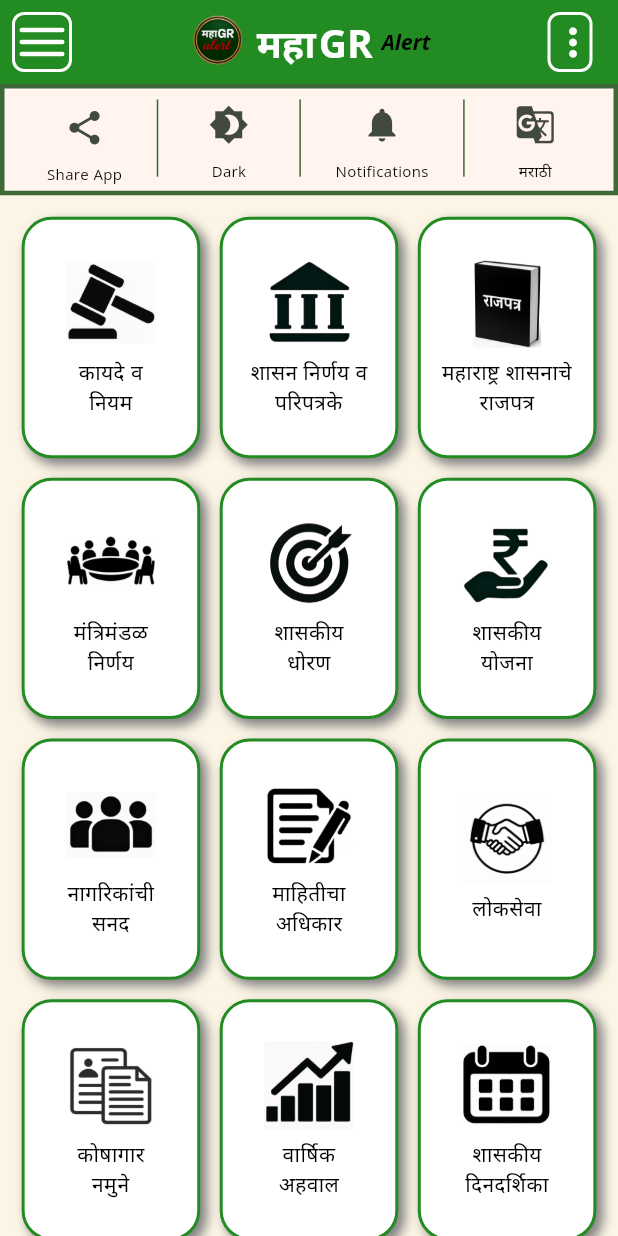
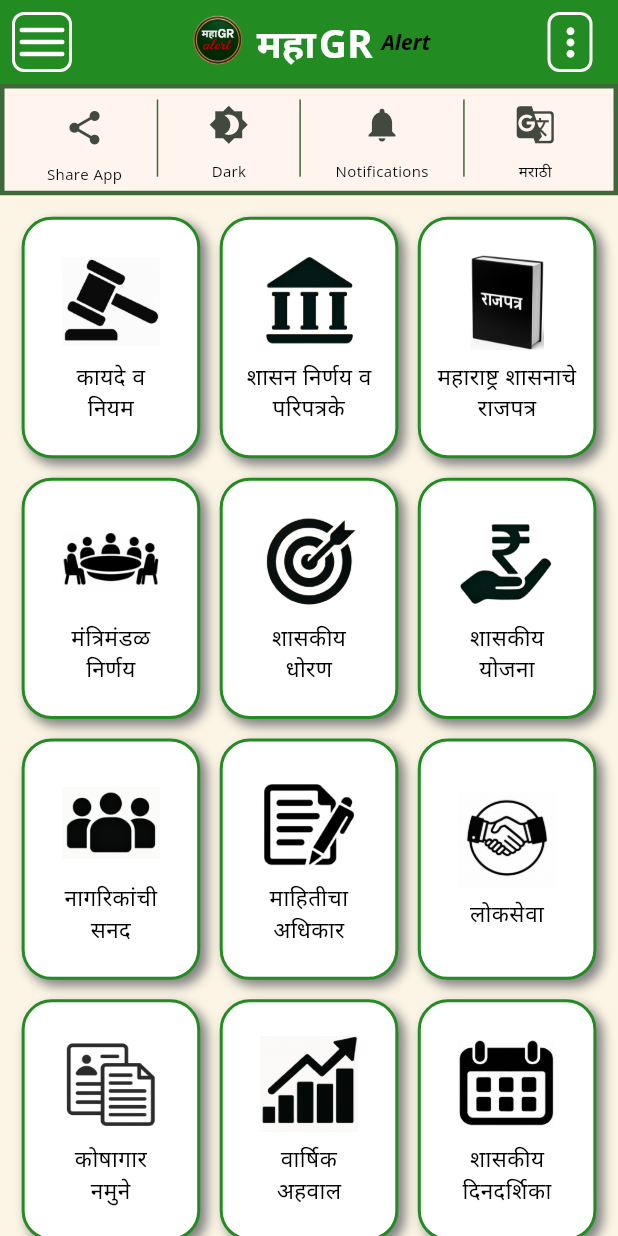
Before and after one commit to aawalimbe/mahagr-app, a Flutter app: the HomePage screen opened directly, on a phone screen of 412 x 824 dp. Run offline on Flutter 3.47's test engine with Material 3 defaults, Android fonts, the phone set to English and light mode, and no system bars; our stand-ins replace dio, file_picker, firebase_core, flutter_screenutil, google_nav_bar, share_plus and 1 more; missing offline and left inert: pdfx; accounts and stored records are empty; network calls fail.

Commit message:
time: 5.54 d: 29/12/25

```diff
--- a/lib/pages/home_page.dart
+++ b/lib/pages/home_page.dart
@@ -154,8 +154,8 @@
                                         children: [
                                           Image.asset(
                                             department['logo'],
-                                            width: isWide ? 55 : 60,
-                                            height: isWide ? 55 : 60,
+                                            width: isWide ? 55 : 65,
+                                            height: isWide ? 55 : 65,
                                             fit: BoxFit.contain,
                                           ),
                                           const SizedBox(height: 6),
@@ -166,8 +166,8 @@
                                             overflow: TextOverflow.ellipsis,
                                             style: AppTextStyles.regular(
                                               lang == 'mar'
-                                                  ? (isWide ? 13 : 14)
-                                                  : (isWide ? 11 : 12),
+                                                  ? (isWide ? 13 : 15)
+                                                  : (isWide ? 11 : 13),
                                             ).copyWith(
                                               color:
                                                   themeProvider.isDarkMode
```
Also changed, not shown: lib/reusable_or_snipit_widgets/appbar.dart (+20 -1 lines).
